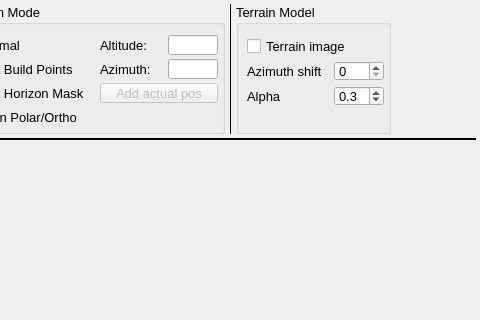
Old version of the form mw4/gui/widgets/hemisphere.ui in the repository mworion/MountWizzard4; both pictures show x 320 to 800 and y 0 to 320 of the 800 by 600 pixel window.
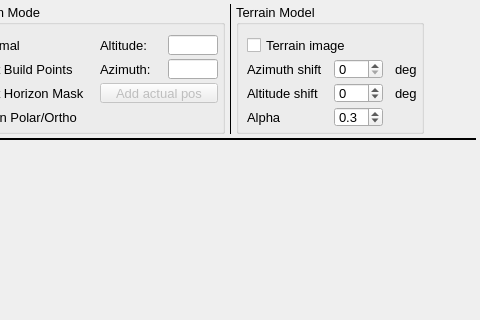
New version of the form.

Commit message: adjust behavior polar coloring

The edit to the form file:
```diff
--- a/mw4/gui/widgets/hemisphere.ui
+++ b/mw4/gui/widgets/hemisphere.ui
@@ -609,69 +609,30 @@
         <property name="verticalSpacing">
          <number>4</number>
         </property>
-        <item row="2" column="1">
-         <widget class="QDoubleSpinBox" name="terrainAlpha">
+        <item row="4" column="0">
+         <widget class="QLabel" name="label_4">
           <property name="minimumSize">
            <size>
             <width>0</width>
             <height>20</height>
            </size>
           </property>
-          <property name="maximumSize">
-           <size>
-            <width>16777215</width>
-            <height>20</height>
-           </size>
+          <property name="text">
+           <string>Alpha</string>
           </property>
-          <property name="decimals">
-           <number>1</number>
-          </property>
-          <property name="maximum">
-           <double>1.000000000000000</double>
-          </property>
-          <property name="singleStep">
-           <double>0.100000000000000</double>
-          </property>
-          <property name="value">
-           <double>0.300000000000000</double>
-          </property>
          </widget>
         </item>
-        <item row="1" column="0">
-         <widget class="QLabel" name="label_3">
-          <property name="minimumSize">
-           <size>
-            <width>0</width>
-            <height>20</height>
-           </size>
-          </property>
+        <item row="1" column="2">
+         <widget class="QLabel" name="label_5">
           <property name="text">
-           <string>Azimuth shift</string>
+           <string>deg</string>
           </property>
          </widget>
         </item>
-        <item row="1" column="1">
-         <widget class="QDoubleSpinBox" name="azimuthShift">
-          <property name="minimumSize">
-           <size>
-            <width>50</width>
-            <height>20</height>
-           </size>
-          </property>
-          <property name="maximumSize">
-           <size>
-            <width>16777215</width>
-            <height>20</height>
-           </size>
-          </property>
-          <property name="decimals">
-           <number>0</number>
-          </property>
-          <property name="maximum">
-           <double>359.000000000000000</double>
-          </property>
-          <property name="singleStep">
-           <double>5.000000000000000</double>
+        <item row="3" column="0">
+         <widget class="QLabel" name="label_6">
+          <property name="text">
+           <string>Altitude shift</string>
           </property>
          </widget>
         </item>
@@ -703,34 +664,97 @@
           </property>
          </widget>
         </item>
-        <item row="2" column="0">
-         <widget class="QLabel" name="label_4">
+        <item row="1" column="1">
+         <widget class="QDoubleSpinBox" name="azimuthShift">
           <property name="minimumSize">
            <size>
-            <width>0</width>
+            <width>40</width>
             <height>20</height>
            </size>
           </property>
-          <property name="text">
-           <string>Alpha</string>
+          <property name="maximumSize">
+           <size>
+            <width>16777215</width>
+            <height>20</height>
+           </size>
           </property>
+          <property name="decimals">
+           <number>0</number>
+          </property>
+          <property name="maximum">
+           <double>359.000000000000000</double>
+          </property>
+          <property name="singleStep">
+           <double>5.000000000000000</double>
+          </property>
          </widget>
         </item>
-        <item row="3" column="0">
-         <spacer name="verticalSpacer">
-          <property name="orientation">
-           <enum>Qt::Vertical</enum>
+        <item row="3" column="1">
+         <widget class="QDoubleSpinBox" name="altitudeShift">
+          <property name="maximumSize">
+           <size>
+            <width>16777215</width>
+            <height>20</height>
+           </size>
           </property>
-          <property name="sizeType">
-           <enum>QSizePolicy::Fixed</enum>
+          <property name="decimals">
+           <number>0</number>
           </property>
-          <property name="sizeHint" stdset="0">
+          <property name="minimum">
+           <double>-30.000000000000000</double>
+          </property>
+          <property name="maximum">
+           <double>30.000000000000000</double>
+          </property>
+         </widget>
+        </item>
+        <item row="4" column="1">
+         <widget class="QDoubleSpinBox" name="terrainAlpha">
+          <property name="minimumSize">
            <size>
-            <width>20</width>
+            <width>0</width>
             <height>20</height>
            </size>
           </property>
-         </spacer>
+          <property name="maximumSize">
+           <size>
+            <width>16777215</width>
+            <height>20</height>
+           </size>
+          </property>
+          <property name="decimals">
+           <number>1</number>
+          </property>
+          <property name="maximum">
+           <double>1.000000000000000</double>
+          </property>
+          <property name="singleStep">
+           <double>0.100000000000000</double>
+          </property>
+          <property name="value">
+           <double>0.300000000000000</double>
+          </property>
+         </widget>
+        </item>
+        <item row="1" column="0">
+         <widget class="QLabel" name="label_3">
+          <property name="minimumSize">
+           <size>
+            <width>0</width>
+            <height>20</height>
+           </size>
+          </property>
+          <property name="text">
+           <string>Azimuth shift</string>
+          </property>
+         </widget>
+        </item>
+        <item row="3" column="2">
+         <widget class="QLabel" name="label_7">
+          <property name="text">
+           <string>deg</string>
+          </property>
+         </widget>
         </item>
        </layout>
       </widget>
@@ -818,7 +842,7 @@
           <x>1</x>
           <y>0</y>
           <width>391</width>
-          <height>423</height>
+          <height>451</height>
          </rect>
         </property>
         <property name="sizePolicy">
@@ -871,7 +895,7 @@
           <x>0</x>
           <y>0</y>
           <width>391</width>
-          <height>423</height>
+          <height>451</height>
          </rect>
         </property>
         <property name="sizePolicy">
```
The commit also changes 1 other file.
